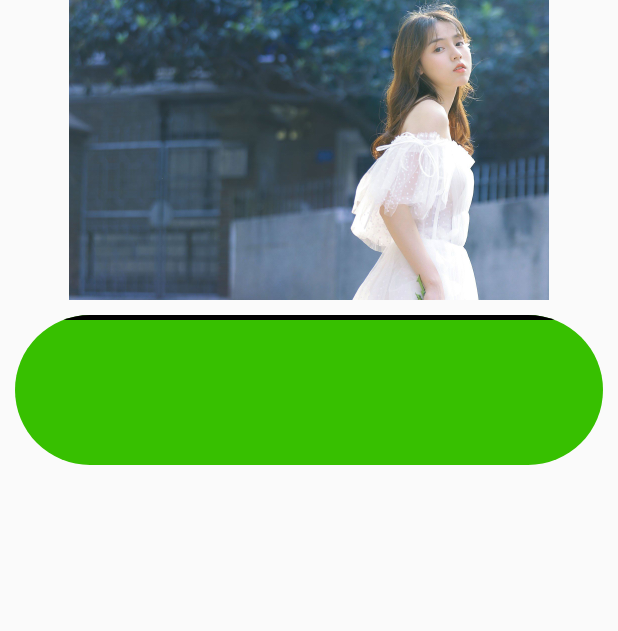
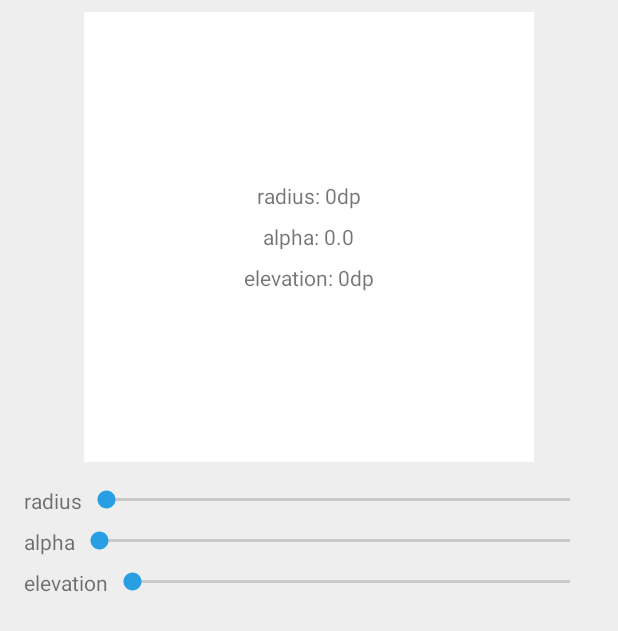
Before and after one commit to caoyangim/StarryCommonUi, an Android app: the screen it shows after launch (MainActivity), on a phone screen of 412 x 824 dp. Shown: the top 631 px of the screen. Run offline under Robolectric (Android 15) with nearby library versions, the phone set to English and light mode, and no system bars.

Commit message:
feat():更新demo,展示Layout控件属性

```diff
--- a/app/src/main/AndroidManifest.xml
+++ b/app/src/main/AndroidManifest.xml
@@ -10,7 +10,7 @@
         android:supportsRtl="true"
         android:theme="@style/Theme.StarryCommonUi">
         <activity
-            android:name=".MainActivity"
+            android:name=".activity.MainActivity"
             android:exported="true">
             <intent-filter>
                 <action android:name="android.intent.action.MAIN" />
--- /dev/null
+++ b/app/src/main/java/com/cy/starrycommonui/App.java
@@ -0,0 +1,10 @@
+package com.cy.starrycommonui;
+
+import android.app.Application;
+
+/**
+ * @author Duckbb
+ */
+public class App extends Application {
+
+}
--- a/app/src/main/java/com/cy/starrycommonui/MainActivity.java
+++ /dev/null
@@ -1,17 +0,0 @@
-package com.cy.starrycommonui;
-
-import android.os.Bundle;
-
-import androidx.appcompat.app.AppCompatActivity;
-
-/**
- * @author Duckbb
- */
-public class MainActivity extends AppCompatActivity {
-
-    @Override
-    protected void onCreate(final Bundle savedInstanceState) {
-        super.onCreate(savedInstanceState);
-        setContentView(R.layout.activity_main);
-    }
-}
--- /dev/null
+++ b/app/src/main/java/com/cy/starrycommonui/activity/MainActivity.java
@@ -0,0 +1,25 @@
+package com.cy.starrycommonui.activity;
+
+import android.os.Bundle;
+
+import androidx.appcompat.app.AppCompatActivity;
+import androidx.fragment.app.FragmentTransaction;
+
+import com.cy.starrycommonui.R;
+import com.cy.starrycommonui.fragment.StarryLayoutFragment;
+
+/**
+ * @author Duckbb
+ */
+public class MainActivity extends AppCompatActivity {
+
+    @Override
+    protected void onCreate(final Bundle savedInstanceState) {
+        super.onCreate(savedInstanceState);
+        setContentView(R.layout.activity_main);
+
+        FragmentTransaction transaction = getSupportFragmentManager().beginTransaction();
+        transaction.add(R.id.fragment_container, new StarryLayoutFragment());
+        transaction.commit();
+    }
+}
--- /dev/null
+++ b/app/src/main/java/com/cy/starrycommonui/fragment/StarryLayoutFragment.java
@@ -0,0 +1,103 @@
+package com.cy.starrycommonui.fragment;
+
+import android.os.Bundle;
+import android.view.LayoutInflater;
+import android.view.View;
+import android.view.ViewGroup;
+import android.widget.SeekBar;
+import android.widget.TextView;
+
+import androidx.annotation.NonNull;
+import androidx.annotation.Nullable;
+import androidx.appcompat.widget.AppCompatSeekBar;
+import androidx.fragment.app.Fragment;
+
+import com.cy.starrycommonui.R;
+import com.cy.strarryui.widget.layout.StarryLinearLayout;
+
+/**
+ * @author Duckbb
+ */
+public class StarryLayoutFragment extends Fragment {
+
+    private StarryLinearLayout mLayoutStarry;
+    private AppCompatSeekBar mSbAlpha, mSbElevation, mSbRadius;
+    private TextView mTvAlpha, mTvElevation, mTvRadius;
+
+    private int mRadius;
+    private float mShadowAlpha;
+    private int mShadowElevation;
+
+    @Nullable
+    @Override
+    public View onCreateView(@NonNull LayoutInflater inflater, @Nullable ViewGroup container, @Nullable Bundle savedInstanceState) {
+        return inflater.inflate(R.layout.fragment_starry_layout, container, false);
+    }
+
+    @Override
+    public void onViewCreated(@NonNull View view, @Nullable Bundle savedInstanceState) {
+        mLayoutStarry = view.findViewById(R.id.layout_starry);
+        mSbAlpha = view.findViewById(R.id.seekbar_alpha);
+        mSbElevation = view.findViewById(R.id.seekbar_elevation);
+        mSbRadius = view.findViewById(R.id.seekbar_radius);
+        mTvRadius = view.findViewById(R.id.tv_starry_radius);
+        mTvAlpha = view.findViewById(R.id.tv_starry_alpha);
+        mTvElevation = view.findViewById(R.id.tv_starry_elevation);
+        setListener();
+
+        mLayoutStarry.post(() -> {
+            final int half = Math.min(mLayoutStarry.getWidth(), mLayoutStarry.getHeight()) / 2;
+            mSbRadius.setMax(half);
+        });
+    }
+
+
+    private void setListener() {
+        mSbAlpha.setOnSeekBarChangeListener(new SeekBarChangeAdapter() {
+            @Override
+            public void onProgressChanged(SeekBar seekBar, int progress, boolean fromUser) {
+                mShadowAlpha = progress * 1f / 100;
+                updateView();
+            }
+        });
+        mSbElevation.setOnSeekBarChangeListener(new SeekBarChangeAdapter() {
+            @Override
+            public void onProgressChanged(SeekBar seekBar, int progress, boolean fromUser) {
+                mShadowElevation = progress;
+                updateView();
+            }
+        });
+        mSbRadius.setOnSeekBarChangeListener(new SeekBarChangeAdapter() {
+            @Override
+            public void onProgressChanged(SeekBar seekBar, int progress, boolean fromUser) {
+                mRadius = progress;
+                updateView();
+            }
+        });
+    }
+
+    private void updateView() {
+        mLayoutStarry.setRadiusAndShadow(mRadius, mShadowElevation, mShadowAlpha);
+        mTvRadius.setText(getString(R.string.layout_text_starry_seekbar_radius, mRadius));
+        mTvElevation.setText(getString(R.string.layout_text_starry_seekbar_elevation, mShadowElevation));
+        mTvAlpha.setText(getString(R.string.layout_text_starry_seekbar_alpha, String.valueOf(mShadowAlpha)));
+    }
+
+    private static class SeekBarChangeAdapter implements SeekBar.OnSeekBarChangeListener {
+
+        @Override
+        public void onProgressChanged(SeekBar seekBar, int progress, boolean fromUser) {
+
+        }
+
+        @Override
+        public void onStartTrackingTouch(SeekBar seekBar) {
+
+        }
+
+        @Override
+        public void onStopTrackingTouch(SeekBar seekBar) {
+
+        }
+    }
+}
--- /dev/null
+++ b/app/src/main/java/com/cy/starrycommonui/util/LogUtil.java
@@ -0,0 +1,17 @@
+package com.cy.starrycommonui.util;
+
+import android.util.Log;
+
+/**
+ * @author Duckbb
+ */
+public class LogUtil {
+    private static final String TAG = "Common Log :";
+
+    private LogUtil() {
+    }
+
+    public static void d(String msg) {
+        Log.d(TAG, msg);
+    }
+}
--- a/app/src/main/res/layout/activity_main.xml
+++ b/app/src/main/res/layout/activity_main.xml
@@ -3,28 +3,12 @@
     xmlns:tools="http://schemas.android.com/tools"
     android:layout_width="match_parent"
     android:layout_height="match_parent"
-    xmlns:app="http://schemas.android.com/apk/res-auto"
     android:orientation="vertical"
-    tools:context=".MainActivity">
+    tools:context=".activity.MainActivity">
 
-    <ImageView
-        android:layout_width="wrap_content"
-        android:layout_height="200dp"
-        android:src="@mipmap/ic_beauty_girl" />
-
-    <com.cy.strarryui.widget.layout.StarryFrameLayout
-        android:id="@+id/ll_common"
+    <androidx.fragment.app.FragmentContainerView
+        android:id="@+id/fragment_container"
         android:layout_width="match_parent"
-        android:layout_height="100dp"
-        android:layout_margin="10dp"
-        android:clickable="true"
-        android:focusable="true"
-        android:background="@color/menu_green_normal"
-        app:starry_Layout_showBorderOnlyBeforeL="false"
-        app:starry_Layout_borderWidth="3dp"
-        app:starry_Layout_topDividerColor="#000000"
-        app:starry_Layout_topDividerHeight="3dp"
-        app:starry_half_radius="true" />
-
+        android:layout_height="match_parent" />
 
 </androidx.appcompat.widget.LinearLayoutCompat>
--- /dev/null
+++ b/app/src/main/res/layout/fragment_starry_layout.xml
@@ -0,0 +1,102 @@
+<?xml version="1.0" encoding="utf-8"?>
+<ScrollView xmlns:android="http://schemas.android.com/apk/res/android"
+    android:layout_width="match_parent"
+    android:layout_height="match_parent"
+    android:background="#EEEEEE">
+
+    <LinearLayout android:layout_width="match_parent"
+        android:layout_height="wrap_content"
+        xmlns:app="http://schemas.android.com/apk/res-auto"
+        xmlns:tools="http://schemas.android.com/tools"
+        android:orientation="vertical"
+        android:gravity="center_horizontal">
+
+        <com.cy.strarryui.widget.layout.StarryLinearLayout
+            android:id="@+id/layout_starry"
+            android:layout_width="300dp"
+            android:layout_height="300dp"
+            android:gravity="center"
+            android:orientation="vertical"
+            android:layout_marginVertical="@dimen/ui_common_margin_vertical"
+            android:layout_marginHorizontal="@dimen/ui_common_margin_horizontal"
+            app:starry_Layout_normalColor="@color/white">
+
+            <TextView
+                android:id="@+id/tv_starry_radius"
+                android:layout_width="wrap_content"
+                android:layout_height="wrap_content"
+                android:textSize="14sp"
+                tools:text="radius:xx" />
+
+            <TextView
+                android:id="@+id/tv_starry_alpha"
+                android:layout_width="wrap_content"
+                android:layout_height="wrap_content"
+                android:layout_marginTop="@dimen/ui_common_margin_vertical"
+                android:textSize="14sp"
+                tools:text="alpha:xx" />
+
+            <TextView
+                android:id="@+id/tv_starry_elevation"
+                android:layout_width="wrap_content"
+                android:layout_height="wrap_content"
+                android:layout_marginTop="@dimen/ui_common_margin_vertical"
+                android:textSize="14sp"
+                tools:text="elevation:xx" />
+
+        </com.cy.strarryui.widget.layout.StarryLinearLayout>
+
+        <LinearLayout
+            android:layout_width="match_parent"
+            android:layout_height="wrap_content"
+            android:layout_marginTop="@dimen/ui_common_margin_vertical"
+            android:layout_marginHorizontal="@dimen/ui_common_margin_horizontal">
+
+            <TextView
+                android:layout_width="wrap_content"
+                android:layout_height="wrap_content"
+                android:text="@string/layout_starry_seekbar_radius" />
+
+            <androidx.appcompat.widget.AppCompatSeekBar
+                android:id="@+id/seekbar_radius"
+                android:layout_width="match_parent"
+                android:layout_height="wrap_content" />
+        </LinearLayout>
+
+        <LinearLayout
+            android:layout_width="match_parent"
+            android:layout_height="wrap_content"
+            android:layout_marginTop="@dimen/ui_common_margin_vertical"
+            android:layout_marginHorizontal="@dimen/ui_common_margin_horizontal">
+
+            <TextView
+                android:layout_width="wrap_content"
+                android:layout_height="wrap_content"
+                android:text="@string/layout_starry_seekbar_alpha" />
+
+            <androidx.appcompat.widget.AppCompatSeekBar
+                android:id="@+id/seekbar_alpha"
+                android:layout_width="match_parent"
+                android:layout_height="wrap_content" />
+        </LinearLayout>
+
+        <LinearLayout
+            android:layout_width="match_parent"
+            android:layout_height="wrap_content"
+            android:layout_marginTop="@dimen/ui_common_margin_vertical"
+            android:layout_marginHorizontal="@dimen/ui_common_margin_horizontal">
+
+            <TextView
+                android:layout_width="wrap_content"
+                android:layout_height="wrap_content"
+                android:text="@string/layout_starry_seekbar_elevation" />
+
+            <androidx.appcompat.widget.AppCompatSeekBar
+                android:id="@+id/seekbar_elevation"
+                android:layout_width="match_parent"
+                android:layout_height="wrap_content" />
+        </LinearLayout>
+
+
+    </LinearLayout>
+</ScrollView>
--- a/app/src/main/res/values/colors.xml
+++ b/app/src/main/res/values/colors.xml
@@ -12,4 +12,6 @@
     <color name="menu_green_pressed">#30A070</color>
     <color name="menu_purple_normal">#9932CC</color>
     <color name="menu_purple_pressed">#9F79EE</color>
+
+    <color name="white">#FFFFFF</color>
 </resources>
--- /dev/null
+++ b/app/src/main/res/values/dimens.xml
@@ -0,0 +1,5 @@
+<?xml version="1.0" encoding="utf-8"?>
+<resources>
+    <dimen name="ui_common_margin_horizontal">16dp</dimen>
+    <dimen name="ui_common_margin_vertical">8dp</dimen>
+</resources>
--- a/app/src/main/res/values/strings.xml
+++ b/app/src/main/res/values/strings.xml
@@ -1,3 +1,9 @@
 <resources>
     <string name="app_name">StarryCommonUi</string>
+    <string name="layout_starry_seekbar_radius">radius</string>
+    <string name="layout_starry_seekbar_alpha">alpha</string>
+    <string name="layout_starry_seekbar_elevation">elevation</string>
+    <string name="layout_text_starry_seekbar_radius">radius: %1$ddp</string>
+    <string name="layout_text_starry_seekbar_alpha">alpha: %1$s</string>
+    <string name="layout_text_starry_seekbar_elevation">elevation: %1$ddp</string>
 </resources>
```
